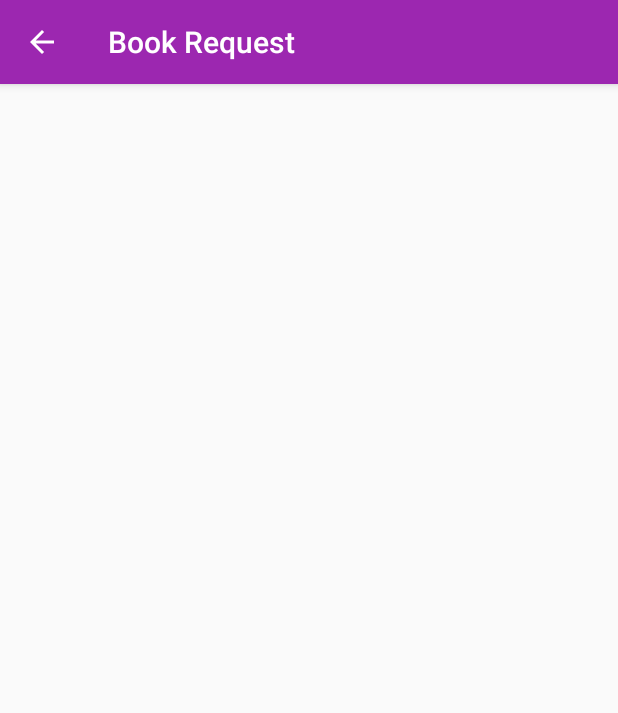
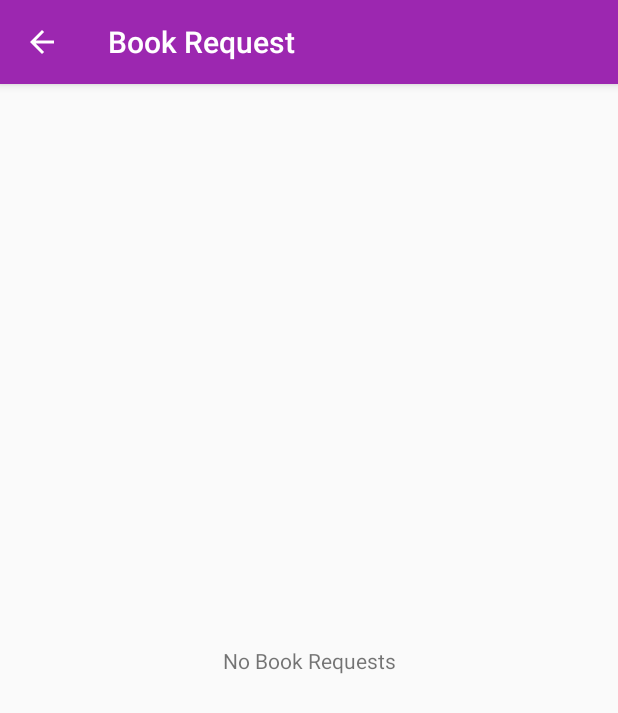
Before and after one commit to odaridavid/Makta, an Android app: the BookRequestActivity screen opened directly, with no data from a screen before it, on a phone screen of 412 x 824 dp. Shown: the top 713 px of the screen. Run offline under Robolectric (Android 15) with nearby library versions, the phone set to English and light mode, and no system bars.

Commit message:
feat :  Book Request View Setup

```diff
--- /dev/null
+++ b/app/src/main/java/com/android/blackoder/makta/model/BookRequest.java
@@ -0,0 +1,8 @@
+package com.android.blackoder.makta.model;
+
+/**
+ * Created By blackcoder
+ * On 16/03/19
+ **/
+public class BookRequest {
+}
--- a/app/src/main/java/com/android/blackoder/makta/view/BookRequestActivity.java
+++ b/app/src/main/java/com/android/blackoder/makta/view/BookRequestActivity.java
@@ -2,14 +2,26 @@ package com.android.blackoder.makta.view;
 
 import android.support.v7.app.AppCompatActivity;
 import android.os.Bundle;
+import android.support.v7.widget.RecyclerView;
+import android.widget.TextView;
 
 import com.android.blackoder.makta.R;
+import com.android.blackoder.makta.model.Book;
+import com.android.blackoder.makta.model.BookRequest;
+import com.android.blackoder.makta.utils.AppUtils;
+
+import java.util.ArrayList;
+import java.util.List;
 
 public class BookRequestActivity extends AppCompatActivity {
+    private List<BookRequest> mBookRequests = new ArrayList<>();
 
     @Override
     protected void onCreate(Bundle savedInstanceState) {
         super.onCreate(savedInstanceState);
         setContentView(R.layout.activity_book_request);
+        RecyclerView rvBookRequests = findViewById(R.id.recycler_view_book_requests);
+        TextView tvNoBookRequests = findViewById(R.id.text_view_no_book_request);
+        AppUtils.handleVisibility(mBookRequests, rvBookRequests, tvNoBookRequests);
     }
 }
--- a/app/src/main/res/layout/activity_book_request.xml
+++ b/app/src/main/res/layout/activity_book_request.xml
@@ -6,4 +6,19 @@
     android:layout_height="match_parent"
     tools:context=".view.BookRequestActivity">
 
+    <android.support.v7.widget.RecyclerView
+        android:id="@+id/recycler_view_book_requests"
+        android:layout_width="match_parent"
+        android:layout_height="wrap_content"
+        app:layout_constraintTop_toTopOf="parent" />
+
+    <TextView
+        android:id="@+id/text_view_no_book_request"
+        android:layout_width="match_parent"
+        android:layout_height="wrap_content"
+        android:text="@string/no_book_requests"
+        android:textAlignment="center"
+        android:visibility="gone"
+        app:layout_constraintBottom_toBottomOf="parent"
+        app:layout_constraintTop_toTopOf="parent" />
 </android.support.constraint.ConstraintLayout>
--- a/app/src/main/res/values/strings.xml
+++ b/app/src/main/res/values/strings.xml
@@ -98,4 +98,5 @@
     <string name="enter_book_edition_hint">Enter Book Edition</string>
     <string name="no_books">You Have No Books</string>
     <string name="wish_list_empty">Wish List Empty</string>
+    <string name="no_book_requests">No Book Requests</string>
 </resources>
```
